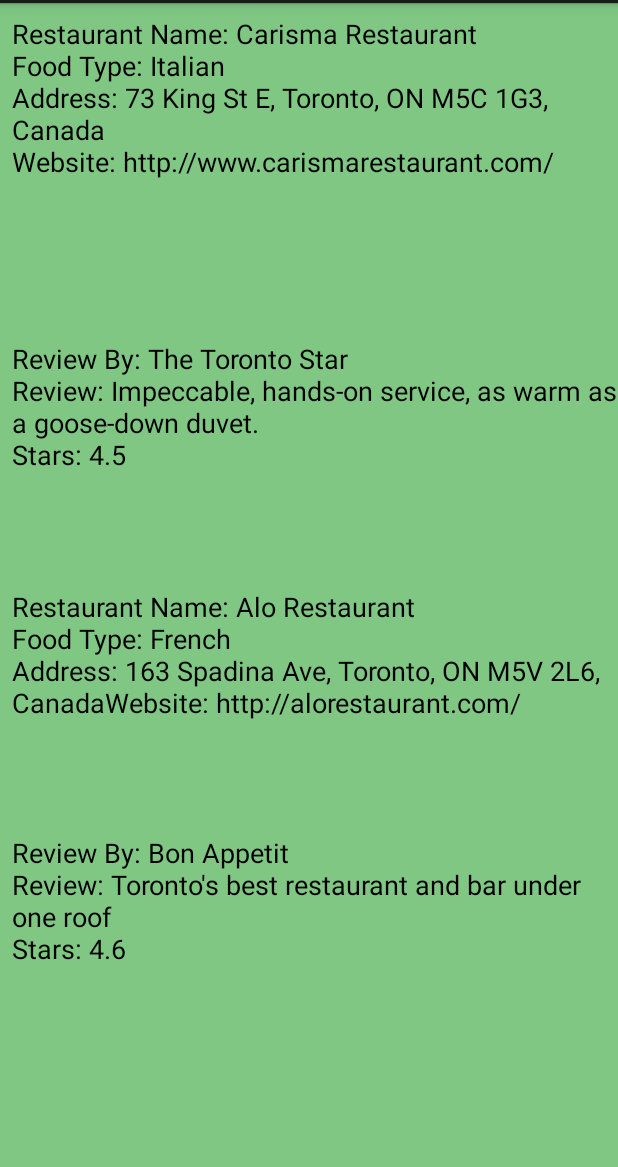
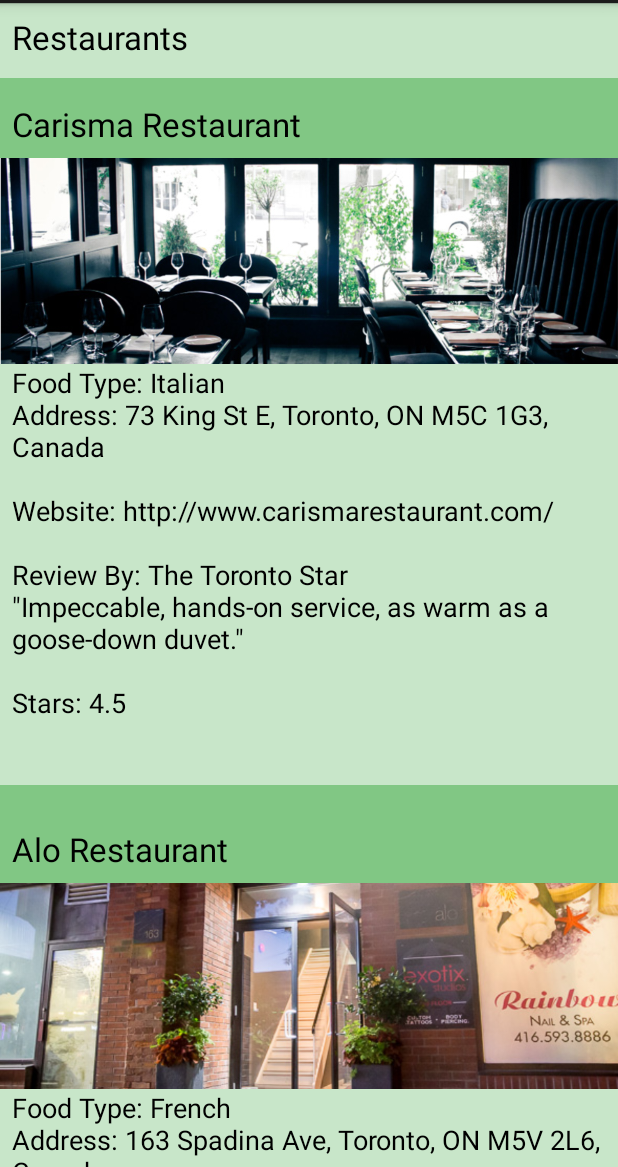
Before and after one commit to AndrewBordin/1-Way-Travel, an Android app: the RestaurantActivity screen opened directly, with no data from a screen before it, on a phone screen of 412 x 824 dp, the part 69-1236 px from its top. Run offline under Robolectric (Android 15) with nearby library versions, the phone set to English and light mode, and no system bars.

Commit message:
edited layout activity_restaurant to display the information in better manner. Now also displays pictures of the restaurants.

```diff
--- a/app/src/main/java/com/example/andrew/project_bordin_costa/RestaurantActivity.java
+++ b/app/src/main/java/com/example/andrew/project_bordin_costa/RestaurantActivity.java
@@ -5,6 +5,7 @@ import android.content.Intent;
 import android.content.res.Resources;
 import android.os.Bundle;
 import android.util.Log;
+import android.widget.ImageView;
 import android.widget.TextView;
 
 import org.json.JSONArray;
@@ -20,15 +21,18 @@ public class RestaurantActivity extends Activity {
 
     int arrayPosition;
 
-    TextView txtInfo1;
-    TextView txtInfo2;
-    TextView txtReview1;
-    TextView txtReview2;
+    TextView txtRestaurant1;
+    TextView txtRestaurant2;
+    TextView txtInfoR1;
+    TextView txtInfoR2;
 
-    String info1;
-    String info2;
-    String review1;
-    String review2;
+    String restaurant1TXT;
+    String restaurant2TXT;
+    String infor1;
+    String infor2;
+
+    ImageView imgRestaurant1;
+    ImageView imgRestaurant2;
 
     final int RESTAURANT_1 = 0;
     final int RESTAURANT_2 = 1;
@@ -38,21 +42,25 @@ public class RestaurantActivity extends Activity {
         super.onCreate(savedInstanceState);
         setContentView(R.layout.activity_restaurant);
 
-        txtInfo1 = findViewById(R.id.txt_info1);
-        txtInfo2 = findViewById(R.id.txt_info2);
-        txtReview1 = findViewById(R.id.txt_review1);
-        txtReview2 = findViewById(R.id.txt_review2);
+        txtRestaurant1 = findViewById(R.id.txt_restaurant1);
+        txtRestaurant2 = findViewById(R.id.txt_restaurant2);
+        txtInfoR1 = findViewById(R.id.txt_info_r1);
+        txtInfoR2 = findViewById(R.id.txt_info_r2);
+        imgRestaurant1 = findViewById(R.id.img_restaurant1);
+        imgRestaurant2 = findViewById(R.id.img_restaurant2);
 
-        info1 = "";
-        info2 = "";
-        review1 = "";
-        review2 = "";
+        restaurant1TXT = "";
+        restaurant2TXT = "";
+        infor1 = "";
+        infor2 = "";
+
 
         Intent intent = getIntent();
 
         if(intent != null){
             arrayPosition = intent.getIntExtra("arrayPosition", 0);
             loadInfo(arrayPosition);
+            loadImages(arrayPosition);
             setInfo();
         }
     }
@@ -82,6 +90,30 @@ public class RestaurantActivity extends Activity {
 
     }
 
+    private void loadImages(int position) {
+        switch (position) {
+            case 0:
+                imgRestaurant1.setImageDrawable(getResources().getDrawable(R.drawable.carisma));
+                imgRestaurant2.setImageDrawable(getResources().getDrawable(R.drawable.alorestaurant));
+                break;
+
+            case 1:
+                imgRestaurant1.setImageDrawable(getResources().getDrawable(R.drawable.theledbury));
+                imgRestaurant2.setImageDrawable(getResources().getDrawable(R.drawable.tangia));
+                break;
+
+            case 2:
+                imgRestaurant1.setImageDrawable(getResources().getDrawable(R.drawable.latequeria));
+                imgRestaurant2.setImageDrawable(getResources().getDrawable(R.drawable.garydanko));
+                break;
+
+            case 3:
+                imgRestaurant1.setImageDrawable(getResources().getDrawable(R.drawable.mamak));
+                imgRestaurant2.setImageDrawable(getResources().getDrawable(R.drawable.mrwong));
+                break;
+        }
+    }
+
     private JSONObject getCity(String jsonString, int position) {
         try {
             JSONObject root = new JSONObject(jsonString);
@@ -100,46 +132,42 @@ public class RestaurantActivity extends Activity {
             JSONObject restaurant1 = restaurants.getJSONObject(RESTAURANT_1);
             JSONObject restaurant2 = restaurants.getJSONObject(RESTAURANT_2);
 
-            StringBuilder infoBuilder1 = new StringBuilder();
-            StringBuilder infoBuilder2 = new StringBuilder();
-            StringBuilder reviewBuilder1 = new StringBuilder();
-            StringBuilder reviewBuilder2 = new StringBuilder();
+            restaurant1TXT = restaurant1.getString("name");
+            restaurant2TXT = restaurant2.getString("name");
 
-            infoBuilder1.append("Restaurant Name: ").append(restaurant1.getString("name"))
-                    .append("\n")
-                    .append("Food Type: ").append(restaurant1.getString("food-type"))
+            StringBuilder infoR1Builder = new StringBuilder();
+            StringBuilder infoR2Builder = new StringBuilder();
+
+
+
+            infoR1Builder.append("Food Type: ").append(restaurant1.getString("food-type"))
                     .append("\n")
                     .append("Address: ").append(restaurant1.getString("address"))
+                    .append("\n").append("\n")
+                    .append("Website: ").append(restaurant1.getString("website"))
+                    .append("\n").append("\n")
+                    .append("Review By: ").append(restaurant1.getString("review-by"))
                     .append("\n")
-                    .append("Website: ").append(restaurant1.getString("website"))
-                    .append("\n");
+                    .append("\"").append(restaurant1.getString("review")).append("\"")
+                    .append("\n").append("\n")
+                    .append("Stars: ").append(restaurant1.getString("stars"))
+                    .append("\n").append("\n");
 
-            reviewBuilder1.append("Review By: ").append(restaurant1.getString("review-by"))
-                    .append("\n")
-                    .append("Review: ").append(restaurant1.getString("review"))
-                    .append("\n")
-                    .append("Stars: ").append(restaurant1.getString("stars"))
-                    .append("\n");
-
-            infoBuilder2.append("Restaurant Name: ").append(restaurant2.getString("name"))
-                    .append("\n")
-                    .append("Food Type: ").append(restaurant2.getString("food-type"))
+            infoR2Builder.append("Food Type: ").append(restaurant2.getString("food-type"))
                     .append("\n")
                     .append("Address: ").append(restaurant2.getString("address"))
+                    .append("\n").append("\n")
                     .append("Website: ").append(restaurant2.getString("website"))
-                    .append("\n");
+                    .append("\n").append("\n")
+                    .append("Review By: ").append(restaurant2.getString("review-by"))
+                    .append("\n")
+                    .append("\"").append(restaurant2.getString("review")).append("\"")
+                    .append("\n").append("\n")
+                    .append("Stars: ").append(restaurant2.getString("stars"))
+                    .append("\n").append("\n");
 
-            reviewBuilder2.append("Review By: ").append(restaurant2.getString("review-by"))
-                    .append("\n")
-                    .append("Review: ").append(restaurant2.getString("review"))
-                    .append("\n")
-                    .append("Stars: ").append(restaurant2.getString("stars"))
-                    .append("\n");
-
-            info1 = infoBuilder1.toString();
-            info2 = infoBuilder2.toString();
-            review1 = reviewBuilder1.toString();
-            review2 = reviewBuilder2.toString();
+            infor1 = infoR1Builder.toString();
+            infor2 = infoR2Builder.toString();
 
         } catch (JSONException e) {
             e.printStackTrace();
@@ -147,9 +175,9 @@ public class RestaurantActivity extends Activity {
     }
 
     private void setInfo() {
-        txtInfo1.setText(info1);
-        txtReview1.setText(review1);
-        txtInfo2.setText(info2);
-        txtReview2.setText(review2);
+        txtRestaurant1.setText(restaurant1TXT);
+        txtRestaurant2.setText(restaurant2TXT);
+        txtInfoR1.setText(infor1);
+        txtInfoR2.setText(infor2);
     }
 }
--- a/app/src/main/java/com/example/andrew/project_bordin_costa/ThingsToDoActivity.java
+++ b/app/src/main/java/com/example/andrew/project_bordin_costa/ThingsToDoActivity.java
@@ -5,14 +5,12 @@ import android.content.Intent;
 import android.content.res.Resources;
 import android.os.Bundle;
 import android.util.Log;
-import android.view.View;
 import android.widget.ImageView;
 import android.widget.TextView;
 
 import org.json.JSONArray;
 import org.json.JSONException;
 import org.json.JSONObject;
-import org.w3c.dom.Text;
 
 import java.io.InputStream;
 import java.util.Scanner;
--- a/app/src/main/res/layout/activity_restaurant.xml
+++ b/app/src/main/res/layout/activity_restaurant.xml
@@ -1,5 +1,7 @@
 <?xml version="1.0" encoding="utf-8"?>
-<android.support.constraint.ConstraintLayout xmlns:android="http://schemas.android.com/apk/res/android"
+
+<ScrollView
+    xmlns:android="http://schemas.android.com/apk/res/android"
     xmlns:app="http://schemas.android.com/apk/res-auto"
     xmlns:tools="http://schemas.android.com/tools"
     android:layout_width="match_parent"
@@ -7,65 +9,96 @@
     android:background="#81C784"
     tools:context="com.example.andrew.project_bordin_costa.RestaurantActivity">
 
+    <android.support.constraint.ConstraintLayout
+        android:layout_height="match_parent"
+        android:layout_width="match_parent">
+
         <TextView
-        android:id="@+id/txt_info1"
+            android:id="@+id/txt_restaurant_title"
+            android:layout_width="0dp"
+            android:layout_height="50dp"
+            android:background="#C8E6C9"
+            android:text="Restaurants"
+            android:paddingLeft="8dp"
+            android:paddingTop="8dp"
+            android:textAppearance="@android:style/TextAppearance.Holo.Large"
+            app:layout_constraintEnd_toEndOf="parent"
+            app:layout_constraintStart_toStartOf="parent"
+            app:layout_constraintTop_toTopOf="parent" /> />
+
+        <TextView
+            android:id="@+id/txt_restaurant1"
             android:layout_width="wrap_content"
+            android:layout_height="wrap_content"
+            android:layout_marginStart="8dp"
+            android:layout_marginTop="16dp"
+            android:textAppearance="@android:style/TextAppearance.Holo.Large"
+            app:layout_constraintStart_toStartOf="parent"
+            app:layout_constraintTop_toBottomOf="@+id/txt_restaurant_title"
+            tools:text="Name of Restaurant" />
+
+        <TextView
+            android:id="@+id/txt_restaurant2"
+            android:layout_width="0dp"
             android:layout_height="wrap_content"
             android:layout_marginEnd="8dp"
             android:layout_marginStart="8dp"
+            android:layout_marginTop="28dp"
+            android:textAppearance="@android:style/TextAppearance.Holo.Large"
+            app:layout_constraintEnd_toEndOf="parent"
+            app:layout_constraintStart_toStartOf="parent"
+            app:layout_constraintTop_toBottomOf="@+id/txt_info_r1"
+            tools:text="Name of Restaurant" />
+
+        <ImageView
+            android:id="@+id/img_restaurant2"
+            android:layout_width="wrap_content"
+            android:layout_height="137dp"
+            android:layout_marginEnd="8dp"
             android:layout_marginTop="8dp"
+            android:scaleType="centerCrop"
+            android:src="@drawable/toronto2"
+            app:layout_constraintEnd_toEndOf="parent"
+            app:layout_constraintHorizontal_bias="0.0"
+            app:layout_constraintStart_toStartOf="parent"
+            app:layout_constraintTop_toBottomOf="@+id/txt_restaurant2" />
+
+        <ImageView
+            android:id="@+id/img_restaurant1"
+            android:layout_width="wrap_content"
+            android:layout_height="137dp"
+            android:layout_marginTop="8dp"
+            android:scaleType="centerCrop"
+            android:src="@drawable/toronto"
+            app:layout_constraintEnd_toEndOf="parent"
+            app:layout_constraintHorizontal_bias="0.0"
+            app:layout_constraintStart_toStartOf="parent"
+            app:layout_constraintTop_toBottomOf="@+id/txt_restaurant1" />
+
+        <TextView
+            android:id="@+id/txt_info_r1"
+            android:layout_width="0dp"
+            android:layout_height="wrap_content"
+            android:background="#C8E6C9"
+            android:paddingLeft="8dp"
+            android:text="Info about it"
             android:textAppearance="@android:style/TextAppearance.Holo.Medium"
             app:layout_constraintEnd_toEndOf="parent"
-        app:layout_constraintHorizontal_bias="0.032"
+            app:layout_constraintHorizontal_bias="0.0"
             app:layout_constraintStart_toStartOf="parent"
-        app:layout_constraintTop_toTopOf="parent"
-        tools:text="Restaurant Info" />
+            app:layout_constraintTop_toBottomOf="@+id/img_restaurant1" />
 
         <TextView
-        android:id="@+id/txt_review1"
-        android:layout_width="wrap_content"
+            android:id="@+id/txt_info_r2"
+            android:layout_width="0dp"
             android:layout_height="wrap_content"
-        android:layout_marginBottom="364dp"
-        android:layout_marginEnd="8dp"
-        android:layout_marginStart="8dp"
-        android:layout_marginTop="8dp"
+            android:background="#C8E6C9"
+            android:paddingLeft="8dp"
+            android:text="Info about it"
             android:textAppearance="@android:style/TextAppearance.Holo.Medium"
-        app:layout_constraintBottom_toBottomOf="parent"
             app:layout_constraintEnd_toEndOf="parent"
-        app:layout_constraintHorizontal_bias="0.036"
             app:layout_constraintStart_toStartOf="parent"
-        app:layout_constraintTop_toBottomOf="@+id/txt_info1"
-        tools:text="Restaurant Review" />
-
-    <TextView
-        android:id="@+id/txt_info2"
-        android:layout_width="wrap_content"
-        android:layout_height="wrap_content"
-        android:layout_marginBottom="8dp"
-        android:layout_marginEnd="8dp"
-        android:layout_marginStart="8dp"
-        android:layout_marginTop="8dp"
-        android:textAppearance="@android:style/TextAppearance.Holo.Medium"
-        app:layout_constraintBottom_toTopOf="@+id/txt_review2"
-        app:layout_constraintEnd_toEndOf="parent"
-        app:layout_constraintHorizontal_bias="0.032"
-        app:layout_constraintStart_toStartOf="parent"
-        app:layout_constraintTop_toBottomOf="@+id/txt_review1"
-        app:layout_constraintVertical_bias="0.509"
-        tools:text="Restaurant Info" />
-
-    <TextView
-        android:id="@+id/txt_review2"
-        android:layout_width="wrap_content"
-        android:layout_height="wrap_content"
-        android:layout_marginBottom="112dp"
-        android:layout_marginEnd="8dp"
-        android:layout_marginStart="8dp"
-        android:textAppearance="@android:style/TextAppearance.Holo.Medium"
-        app:layout_constraintBottom_toBottomOf="parent"
-        app:layout_constraintEnd_toEndOf="parent"
-        app:layout_constraintHorizontal_bias="0.036"
-        app:layout_constraintStart_toStartOf="parent"
-        tools:text="Restaurant Review" />
+            app:layout_constraintTop_toBottomOf="@+id/img_restaurant2" />
 
     </android.support.constraint.ConstraintLayout>
+</ScrollView>
--- a/app/src/main/res/layout/activity_things_to_do.xml
+++ b/app/src/main/res/layout/activity_things_to_do.xml
@@ -14,7 +14,7 @@
         android:layout_width="match_parent">
 
         <TextView
-            android:id="@+id/txt_ttd_Title"
+            android:id="@+id/txt_ttd_title"
             android:layout_width="0dp"
             android:layout_height="50dp"
             android:background="#C8E6C9"
@@ -31,22 +31,23 @@
             android:layout_width="wrap_content"
             android:layout_height="wrap_content"
             android:layout_marginStart="8dp"
-            android:layout_marginTop="28dp"
+            android:layout_marginTop="12dp"
             android:text="Name of the thing to do"
             android:textAppearance="@android:style/TextAppearance.Holo.Large"
             app:layout_constraintStart_toStartOf="parent"
-            app:layout_constraintTop_toBottomOf="@+id/txt_ttd_Title" />
+            app:layout_constraintTop_toBottomOf="@+id/txt_ttd_title" />
 
         <TextView
             android:id="@+id/txt_name2"
-            android:layout_width="0dp"
+            android:layout_width="wrap_content"
             android:layout_height="wrap_content"
             android:layout_marginEnd="8dp"
             android:layout_marginStart="8dp"
-            android:layout_marginTop="28dp"
+            android:layout_marginTop="12dp"
             android:text="Name of the thing to do"
             android:textAppearance="@android:style/TextAppearance.Holo.Large"
             app:layout_constraintEnd_toEndOf="parent"
+            app:layout_constraintHorizontal_bias="0.0"
             app:layout_constraintStart_toStartOf="parent"
             app:layout_constraintTop_toBottomOf="@+id/txt_info1" />
 
@@ -83,6 +84,7 @@
             android:scaleType="centerCrop"
             android:src="@drawable/toronto"
             app:layout_constraintEnd_toEndOf="parent"
+            app:layout_constraintHorizontal_bias="0.0"
             app:layout_constraintStart_toStartOf="parent"
             app:layout_constraintTop_toBottomOf="@+id/txt_name1" />
 
@@ -90,6 +92,7 @@
             android:id="@+id/txt_info1"
             android:layout_width="0dp"
             android:layout_height="wrap_content"
+            android:layout_marginTop="8dp"
             android:background="#C8E6C9"
             android:paddingLeft="8dp"
             android:text="Info about it"
@@ -103,6 +106,7 @@
             android:id="@+id/txt_info2"
             android:layout_width="0dp"
             android:layout_height="wrap_content"
+            android:layout_marginTop="8dp"
             android:background="#C8E6C9"
             android:paddingLeft="8dp"
             android:text="Info about it"
@@ -125,14 +129,15 @@
 
         <TextView
             android:id="@+id/txt_name3"
-            android:layout_width="0dp"
+            android:layout_width="wrap_content"
             android:layout_height="wrap_content"
             android:layout_marginEnd="8dp"
             android:layout_marginStart="8dp"
-            android:layout_marginTop="28dp"
+            android:layout_marginTop="12dp"
             android:text="Name of the thing to do"
             android:textAppearance="@android:style/TextAppearance.Holo.Large"
             app:layout_constraintEnd_toEndOf="parent"
+            app:layout_constraintHorizontal_bias="0.0"
             app:layout_constraintStart_toStartOf="parent"
             app:layout_constraintTop_toBottomOf="@+id/txt_info2" />
     </android.support.constraint.ConstraintLayout>
```
Also changed, not shown: app/src/main/res/drawable/carisma.jpg, app/src/main/res/drawable/mamak.jpg, app/src/main/res/drawable/tangia.jpg, app/src/main/res/drawable/theledbury.jpg. Lines whose indentation alone changed are shown as unchanged.
